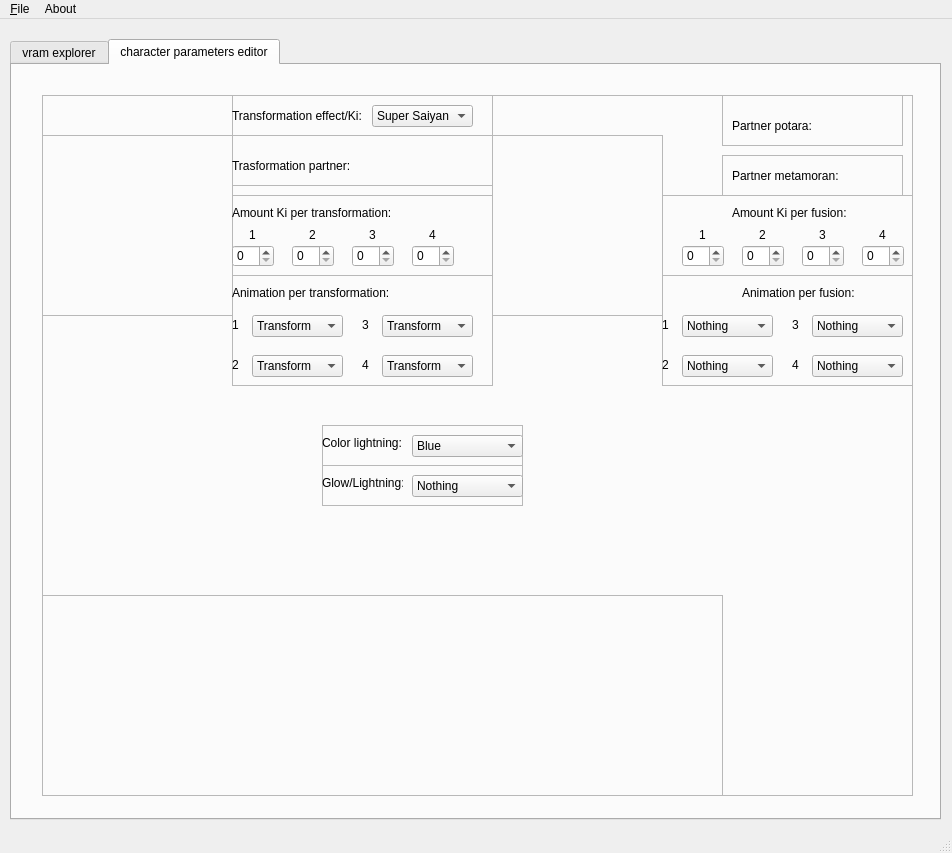
Before: the Qt Designer form lib/design/Raging_tools.ui in adsl14/Raging-tools, drawn with Qt 5.
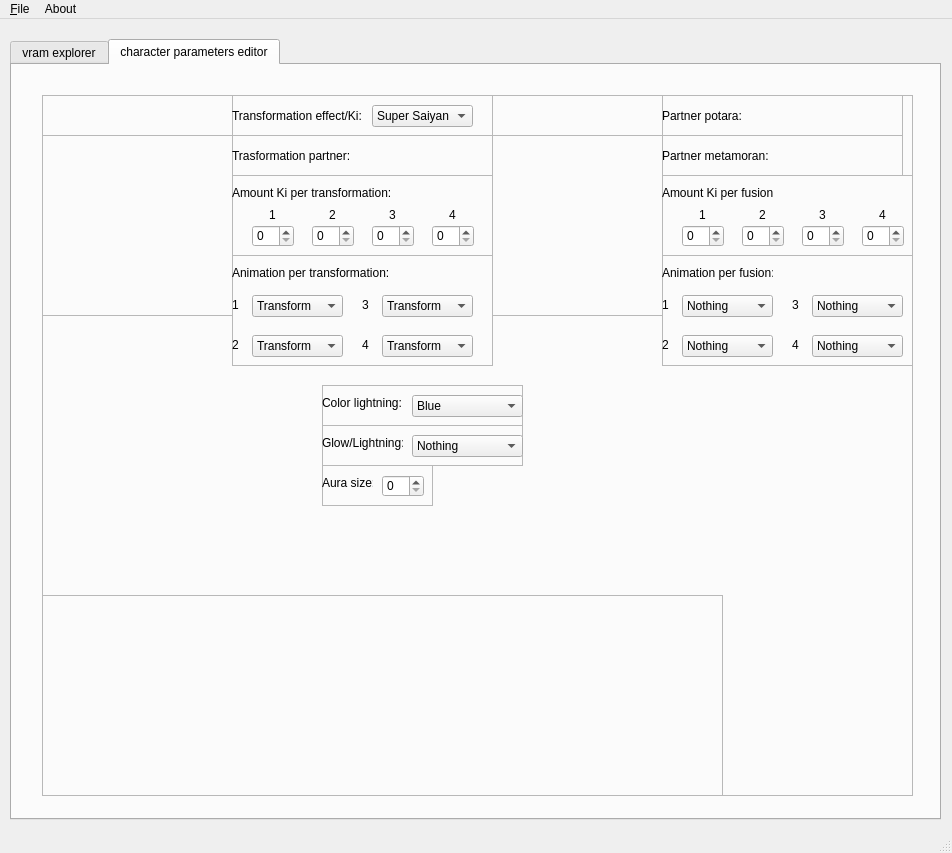
After: the same form once the commit is applied. Icons and pictures are not drawn.

Commit message: Added aura size

Patch:
```diff
--- a/lib/design/Raging_tools.ui
+++ b/lib/design/Raging_tools.ui
@@ -1804,7 +1804,7 @@
             <x>190</x>
             <y>40</y>
             <width>261</width>
-            <height>51</height>
+            <height>41</height>
            </rect>
           </property>
           <property name="frameShape">
@@ -1817,7 +1817,7 @@
            <property name="geometry">
             <rect>
              <x>0</x>
-             <y>20</y>
+             <y>10</y>
              <width>161</width>
              <height>21</height>
             </rect>
@@ -1830,7 +1830,7 @@
            <property name="geometry">
             <rect>
              <x>200</x>
-             <y>10</y>
+             <y>0</y>
              <width>41</width>
              <height>41</height>
             </rect>
@@ -1849,7 +1849,7 @@
            <property name="geometry">
             <rect>
              <x>200</x>
-             <y>10</y>
+             <y>0</y>
              <width>41</width>
              <height>41</height>
             </rect>
@@ -1872,7 +1872,7 @@
           <property name="geometry">
            <rect>
             <x>190</x>
-            <y>100</y>
+            <y>80</y>
             <width>261</width>
             <height>81</height>
            </rect>
@@ -1902,7 +1902,7 @@
           <widget class="QLabel" name="amountKi_trans1_text">
            <property name="geometry">
             <rect>
-             <x>0</x>
+             <x>20</x>
              <y>30</y>
              <width>41</width>
              <height>20</height>
@@ -1924,7 +1924,7 @@
           <widget class="QSpinBox" name="amountKi_trans1_value">
            <property name="geometry">
             <rect>
-             <x>0</x>
+             <x>20</x>
              <y>50</y>
              <width>42</width>
              <height>22</height>
@@ -1940,7 +1940,7 @@
           <widget class="QSpinBox" name="amountKi_trans2_value">
            <property name="geometry">
             <rect>
-             <x>60</x>
+             <x>80</x>
              <y>50</y>
              <width>42</width>
              <height>22</height>
@@ -1953,7 +1953,7 @@
           <widget class="QLabel" name="amountKi_trans2_text">
            <property name="geometry">
             <rect>
-             <x>60</x>
+             <x>80</x>
              <y>30</y>
              <width>41</width>
              <height>20</height>
@@ -1975,7 +1975,7 @@
           <widget class="QSpinBox" name="amountKi_trans3_value">
            <property name="geometry">
             <rect>
-             <x>120</x>
+             <x>140</x>
              <y>50</y>
              <width>42</width>
              <height>22</height>
@@ -1988,7 +1988,7 @@
           <widget class="QLabel" name="amountKi_trans3_text">
            <property name="geometry">
             <rect>
-             <x>120</x>
+             <x>140</x>
              <y>30</y>
              <width>41</width>
              <height>20</height>
@@ -2010,7 +2010,7 @@
           <widget class="QSpinBox" name="amountKi_trans4_value">
            <property name="geometry">
             <rect>
-             <x>180</x>
+             <x>200</x>
              <y>50</y>
              <width>42</width>
              <height>22</height>
@@ -2023,7 +2023,7 @@
           <widget class="QLabel" name="amountKi_trans4_text">
            <property name="geometry">
             <rect>
-             <x>180</x>
+             <x>200</x>
              <y>30</y>
              <width>41</width>
              <height>20</height>
@@ -2047,7 +2047,7 @@
           <property name="geometry">
            <rect>
             <x>190</x>
-            <y>180</y>
+            <y>160</y>
             <width>261</width>
             <height>111</height>
            </rect>
@@ -2466,10 +2466,10 @@
          <widget class="QFrame" name="partnerPotara">
           <property name="geometry">
            <rect>
-            <x>680</x>
+            <x>620</x>
             <y>0</y>
-            <width>181</width>
-            <height>51</height>
+            <width>241</width>
+            <height>41</height>
            </rect>
           </property>
           <property name="frameShape">
@@ -2481,8 +2481,8 @@
           <widget class="QLabel" name="partnerPotara_text">
            <property name="geometry">
             <rect>
-             <x>10</x>
-             <y>20</y>
+             <x>0</x>
+             <y>10</y>
              <width>121</width>
              <height>21</height>
             </rect>
@@ -2494,8 +2494,8 @@
           <widget class="QLabel" name="partnerPotara_value">
            <property name="geometry">
             <rect>
-             <x>140</x>
-             <y>10</y>
+             <x>200</x>
+             <y>0</y>
              <width>41</width>
              <height>41</height>
             </rect>
@@ -2513,8 +2513,8 @@
           <widget class="QLabel" name="partnerPotara_slot">
            <property name="geometry">
             <rect>
-             <x>140</x>
-             <y>10</y>
+             <x>200</x>
+             <y>0</y>
              <width>41</width>
              <height>41</height>
             </rect>
@@ -2536,9 +2536,9 @@
          <widget class="QFrame" name="partnerMetamoran">
           <property name="geometry">
            <rect>
-            <x>680</x>
-            <y>60</y>
-            <width>181</width>
+            <x>620</x>
+            <y>40</y>
+            <width>241</width>
             <height>41</height>
            </rect>
           </property>
@@ -2551,7 +2551,7 @@
           <widget class="QLabel" name="partnerMetamoran_text">
            <property name="geometry">
             <rect>
-             <x>10</x>
+             <x>0</x>
              <y>10</y>
              <width>121</width>
              <height>21</height>
@@ -2564,7 +2564,7 @@
           <widget class="QLabel" name="partnerMetamoran_value">
            <property name="geometry">
             <rect>
-             <x>140</x>
+             <x>200</x>
              <y>0</y>
              <width>41</width>
              <height>41</height>
@@ -2583,7 +2583,7 @@
           <widget class="QLabel" name="partnerMetamoran_slot">
            <property name="geometry">
             <rect>
-             <x>140</x>
+             <x>200</x>
              <y>0</y>
              <width>41</width>
              <height>41</height>
@@ -2746,7 +2746,7 @@
           <property name="geometry">
            <rect>
             <x>620</x>
-            <y>100</y>
+            <y>80</y>
             <width>251</width>
             <height>81</height>
            </rect>
@@ -2760,9 +2760,9 @@
           <widget class="QLabel" name="amount_ki_per_fusion_text">
            <property name="geometry">
             <rect>
-             <x>70</x>
+             <x>0</x>
              <y>10</y>
-             <width>131</width>
+             <width>111</width>
              <height>16</height>
             </rect>
            </property>
@@ -2918,7 +2918,7 @@
           <property name="geometry">
            <rect>
             <x>620</x>
-            <y>180</y>
+            <y>160</y>
             <width>251</width>
             <height>111</height>
            </rect>
@@ -2932,9 +2932,9 @@
           <widget class="QLabel" name="animation_per_fusion_text">
            <property name="geometry">
             <rect>
-             <x>80</x>
+             <x>0</x>
              <y>10</y>
-             <width>131</width>
+             <width>111</width>
              <height>16</height>
             </rect>
            </property>
@@ -3118,7 +3118,7 @@
           <property name="geometry">
            <rect>
             <x>280</x>
-            <y>370</y>
+            <y>330</y>
             <width>201</width>
             <height>41</height>
            </rect>
@@ -3187,7 +3187,7 @@
           <property name="geometry">
            <rect>
             <x>280</x>
-            <y>330</y>
+            <y>290</y>
             <width>201</width>
             <height>41</height>
            </rect>
@@ -3242,6 +3242,54 @@
            </item>
           </widget>
          </widget>
+         <widget class="QFrame" name="aura_size">
+          <property name="geometry">
+           <rect>
+            <x>280</x>
+            <y>370</y>
+            <width>111</width>
+            <height>41</height>
+           </rect>
+          </property>
+          <property name="frameShape">
+           <enum>QFrame::StyledPanel</enum>
+          </property>
+          <property name="frameShadow">
+           <enum>QFrame::Raised</enum>
+          </property>
+          <widget class="QLabel" name="aura_size_text">
+           <property name="geometry">
+            <rect>
+             <x>0</x>
+             <y>10</y>
+             <width>51</width>
+             <height>16</height>
+            </rect>
+           </property>
+           <property name="text">
+            <string>Aura size:</string>
+           </property>
+           <property name="alignment">
+            <set>Qt::AlignLeading|Qt::AlignLeft|Qt::AlignVCenter</set>
+           </property>
+          </widget>
+          <widget class="QSpinBox" name="aura_size_value">
+           <property name="geometry">
+            <rect>
+             <x>60</x>
+             <y>10</y>
+             <width>42</width>
+             <height>22</height>
+            </rect>
+           </property>
+           <property name="maximum">
+            <number>255</number>
+           </property>
+           <property name="value">
+            <number>0</number>
+           </property>
+          </widget>
+         </widget>
         </widget>
        </item>
       </layout>
```
Left out of the diff: 70 changed lines with no effect on the pictures. The commit also changes 4 other files.
